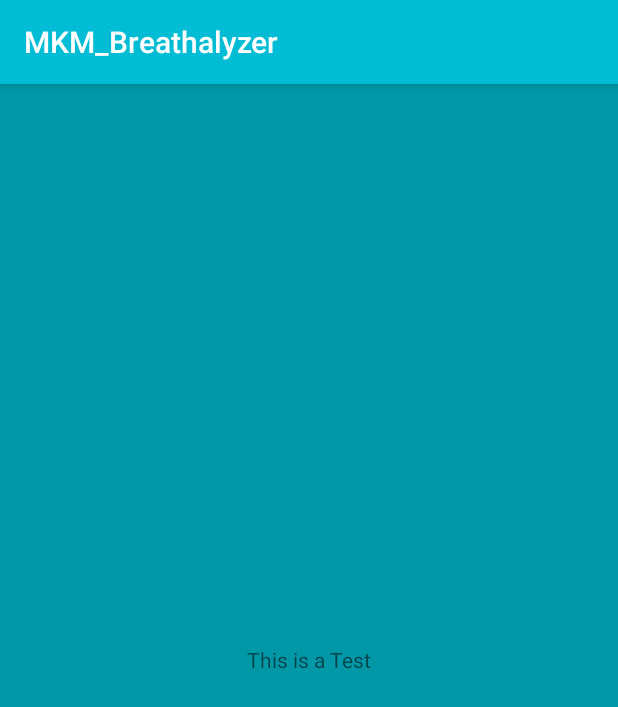
After one commit to MohitaPrabhakar/BreathalyzerMKM, an Android app: the BreathalyzerTest screen opened directly, with no data from a screen before it, on a phone screen of 412 x 824 dp. The commit adds this screen. Shown: the top 707 px of the screen. Run offline under Robolectric (Android 15) with nearby library versions, the phone set to English and light mode, and no system bars.

Commit message:
//Changing XML Background Colors

```diff
--- a/app/src/main/AndroidManifest.xml
+++ b/app/src/main/AndroidManifest.xml
@@ -18,7 +18,8 @@
                 <category android:name="android.intent.category.LAUNCHER" />
             </intent-filter>
         </activity>
-        <activity android:name=".MainActivity"></activity>
+        <activity android:name=".MainActivity" />
+        <activity android:name=".BreathalyzerTest"></activity>
     </application>
 
 </manifest>
--- /dev/null
+++ b/app/src/main/java/ca/humber/mkmdevelopers/mkm_breathalyzer/BreathalyzerTest.java
@@ -0,0 +1,13 @@
+package ca.humber.mkmdevelopers.mkm_breathalyzer;
+
+import android.support.v7.app.AppCompatActivity;
+import android.os.Bundle;
+
+public class BreathalyzerTest extends AppCompatActivity {
+
+    @Override
+    protected void onCreate(Bundle savedInstanceState) {
+        super.onCreate(savedInstanceState);
+        setContentView(R.layout.activity_breathalyzer_test);
+    }
+}
--- /dev/null
+++ b/app/src/main/res/layout/activity_breathalyzer_test.xml
@@ -0,0 +1,21 @@
+<?xml version="1.0" encoding="utf-8"?>
+<RelativeLayout xmlns:android="http://schemas.android.com/apk/res/android"
+    xmlns:app="http://schemas.android.com/apk/res-auto"
+    xmlns:tools="http://schemas.android.com/tools"
+    android:layout_width="match_parent"
+    android:layout_height="match_parent"
+    android:background="@color/colorPrimaryDark"
+    tools:context="ca.humber.mkmdevelopers.mkm_breathalyzer.BreathalyzerTest">
+
+
+
+    <TextView
+        android:id="@+id/TV1"
+        android:layout_width="wrap_content"
+        android:layout_height="wrap_content"
+        android:layout_centerInParent="true"
+        android:text="This is a Test"
+        />
+
+
+</RelativeLayout>
```
Also changed, not shown: app/src/main/java/ca/humber/mkmdevelopers/mkm_breathalyzer/MainActivity.java (+6 -8 lines), 49 other files.
